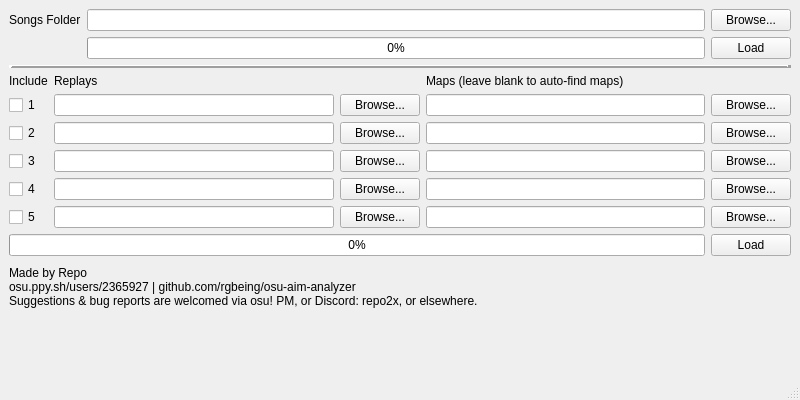
Old version of the form mainwindow.ui in the repository rgbeing/osu-aim-analyzer.
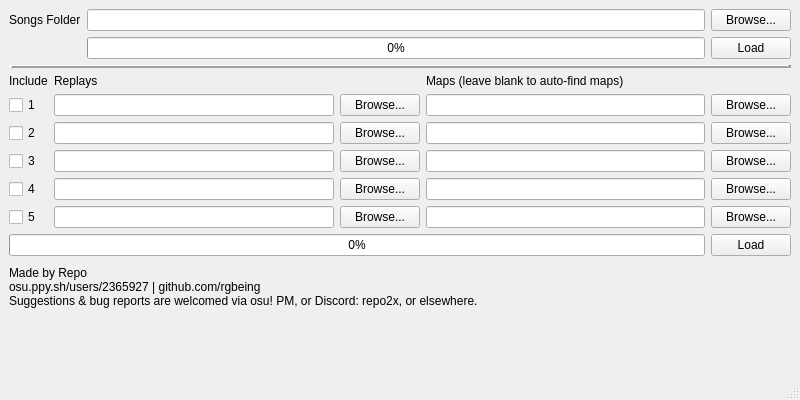
New version of the form. Custom widgets are drawn as their Qt base class.

The edit to the form file:
```diff
--- a/mainwindow.ui
+++ b/mainwindow.ui
@@ -267,7 +267,7 @@
        <widget class="QLabel" name="label_3">
         <property name="text">
          <string>Made by Repo
-osu.ppy.sh/users/2365927 | github.com/rgbeing/osu-aim-analyzer
+osu.ppy.sh/users/2365927 | github.com/rgbeing
 Suggestions &amp; bug reports are welcomed via osu! PM, or Discord: repo2x, or elsewhere.</string>
         </property>
         <property name="textInteractionFlags">
```
